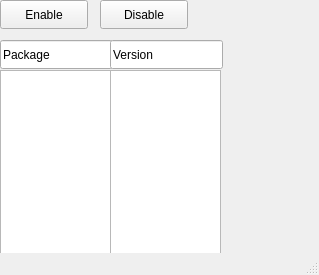
First picture: the form in loginGUI/packages.ui, repository adiosko/mikrotik, before the edit.
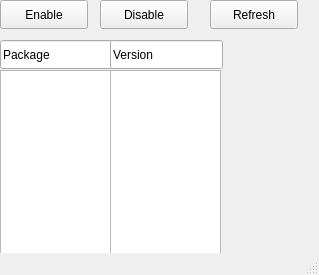
Second picture: the form after the edit.

Diff of the .ui file:
```diff
--- a/loginGUI/packages.ui
+++ b/loginGUI/packages.ui
@@ -86,6 +86,19 @@
      </rect>
     </property>
    </widget>
+   <widget class="QPushButton" name="refreshButton">
+    <property name="geometry">
+     <rect>
+      <x>210</x>
+      <y>0</y>
+      <width>88</width>
+      <height>29</height>
+     </rect>
+    </property>
+    <property name="text">
+     <string>Refresh</string>
+    </property>
+   </widget>
   </widget>
   <widget class="QStatusBar" name="statusbar"/>
  </widget>
```
